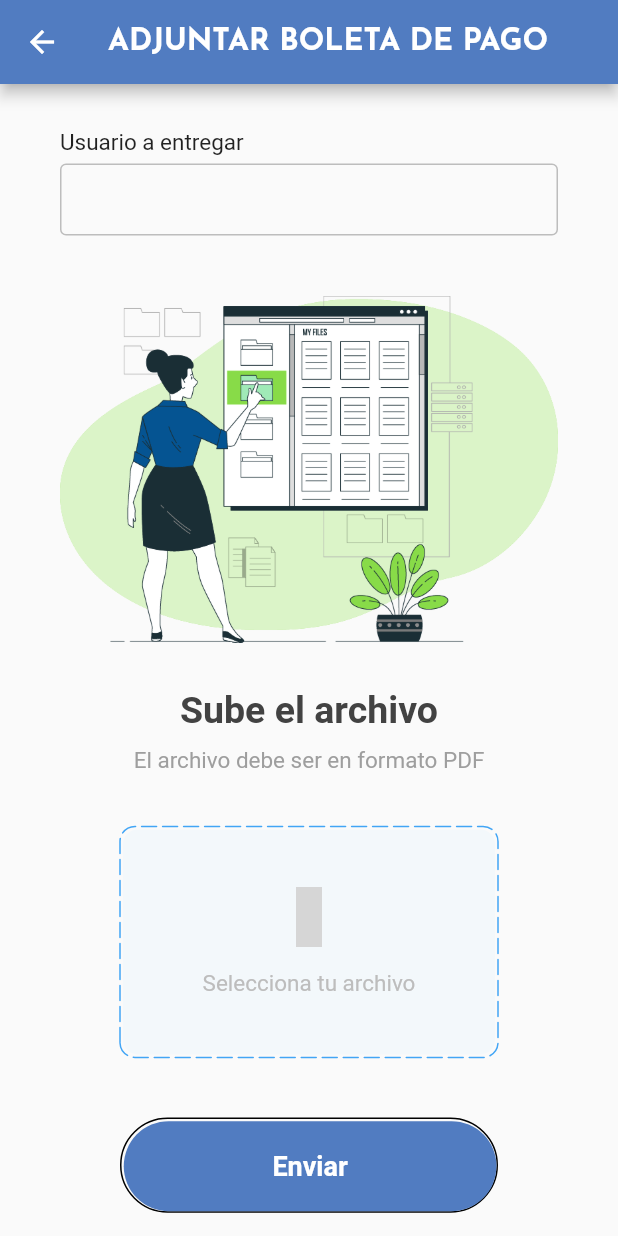
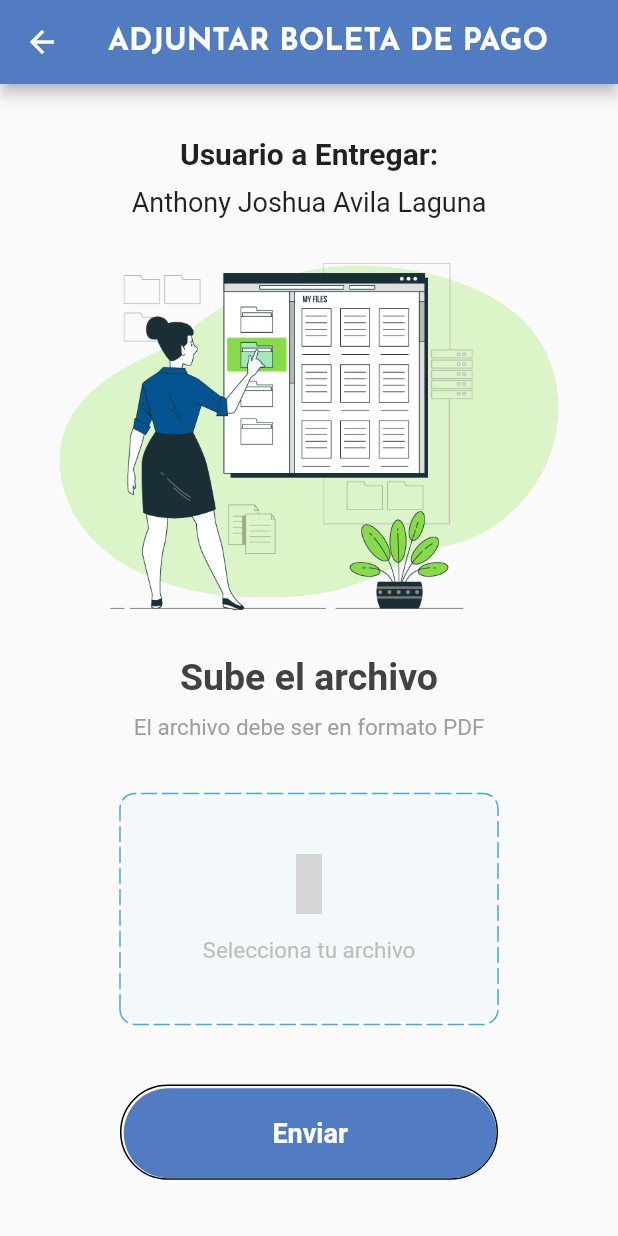
Before and after one commit to Avilanthony/NetgoRRHH, a Flutter app: the AdjuntarBoletaPage screen opened directly, on a phone screen of 412 x 824 dp. Run offline on Flutter 3.47's test engine with Material 2 defaults, Android fonts, the phone set to English and light mode, and no system bars; drawn by our look-alikes of dotted_border; our stand-ins replace google_fonts, google_nav_bar, iconsax, image_cropper, image_picker, line_awesome_flutter; missing offline and left inert: syncfusion_flutter_pdfviewer, ticket_widget; grey boxes are pictures that could not be loaded.

Commit message:
Cambios de routing

```diff
--- a/lib/screens/adjuntar_boleta.dart
+++ b/lib/screens/adjuntar_boleta.dart
@@ -85,7 +85,7 @@ class _AdjuntarBoletaPageState extends State<AdjuntarBoletaPage> with SingleTick
           child: Container(
             width: double.infinity,
             child: Padding(
-              padding: EdgeInsets.symmetric(horizontal: 40),
+              padding: const EdgeInsets.symmetric(horizontal: 40),
               child: Column(
                 mainAxisAlignment: MainAxisAlignment.spaceBetween,
                 children: <Widget>[
@@ -93,22 +93,30 @@ class _AdjuntarBoletaPageState extends State<AdjuntarBoletaPage> with SingleTick
 
                     children: <Widget>[
 
-                      SizedBox(height: 30,),
-                      makeInput(label: "Usuario a entregar"),
-                      SizedBox(height: 10,),
+                      const SizedBox(height: 35,),
+                      const Text(
+                        'Usuario a Entregar:',
+                        style: TextStyle(fontWeight: FontWeight.bold, fontSize: 20),
+                      ),
+                      const SizedBox(height: 10,),
+                      const Text(
+                        'Anthony Joshua Avila Laguna',
+                        style: TextStyle( fontSize: 18),
+                      ),
+                      const SizedBox(height: 30,),
                       Image.asset("assets/images/Personaje5.png"),
-                      SizedBox(height: 30,),
+                      const SizedBox(height: 30,),
                       Text('Sube el archivo', style: TextStyle(fontSize: 25, color: Colors.grey.shade800, fontWeight: FontWeight.bold),),
-                      SizedBox(height: 10,),
+                      const SizedBox(height: 10,),
                       Text('El archivo debe ser en formato PDF', style: TextStyle(fontSize: 15, color: Colors.grey.shade500),),
-                      SizedBox(height: 15,),
+                      const SizedBox(height: 15,),
                       /* GestureDetector( */
                       //onTap: selectFile,
                       Padding(
-                        padding: EdgeInsets.symmetric(horizontal: 40.0, vertical: 20.0),
+                        padding:  const EdgeInsets.symmetric(horizontal: 40.0, vertical: 20.0),
                         child: DottedBorder(
                           borderType: BorderType.RRect,
-                          radius: Radius.circular(10),
+                          radius: const Radius.circular(10),
                           dashPattern: [10, 4],
                           strokeCap: StrokeCap.round,
                           color: Colors.blue.shade400,
@@ -122,22 +130,22 @@ class _AdjuntarBoletaPageState extends State<AdjuntarBoletaPage> with SingleTick
                             child: Column(
                               mainAxisAlignment: MainAxisAlignment.center,
                               children: [
-                                Icon(Iconsax.folder_open, color: Colors.blue, size: 40,),
-                                SizedBox(height: 15,),
+                                const Icon(Iconsax.folder_open, color: Colors.blue, size: 40,),
+                                const SizedBox(height: 15,),
                                 Text('Selecciona tu archivo', style: TextStyle(fontSize: 15, color: Colors.grey.shade400),),
                               ],
                             ),
                           ),
                         )
                       ),
-                      SizedBox(height: 20,),
+                      const SizedBox(height: 20,),
                       Padding(
-                        padding: EdgeInsets.symmetric(horizontal: 40),
+                        padding: const EdgeInsets.symmetric(horizontal: 40),
                         child: Container(
-                          padding: EdgeInsets.only(top: 1.5, left: 1.5),
+                          padding: const EdgeInsets.only(top: 1.5, left: 1.5),
                           decoration: BoxDecoration(
                             borderRadius: BorderRadius.circular(50),
-                            border: Border(
+                            border: const Border(
                               bottom: BorderSide(color: Colors.black),
                               top: BorderSide(color: Colors.black),
                               left: BorderSide(color: Colors.black),
@@ -158,7 +166,7 @@ class _AdjuntarBoletaPageState extends State<AdjuntarBoletaPage> with SingleTick
                             elevation: 0,
                             shape: RoundedRectangleBorder(
                               borderRadius: BorderRadius.circular(50)),
-                            child: Text(
+                            child: const Text(
                               "Enviar",
                               style: TextStyle(
                                 color: Colors.white,
@@ -192,75 +200,4 @@ class _AdjuntarBoletaPageState extends State<AdjuntarBoletaPage> with SingleTick
 
   }
 
-    //CLASES
-
-  Widget makeInput({label, obsecureText = false}){
-
-    return Column(
-
-      crossAxisAlignment: CrossAxisAlignment.start,
-
-      children: <Widget>[
-
-        Text(
-
-          label,
-          style: TextStyle(
-          fontSize: 15,
-          fontWeight: FontWeight.w400,
-          color: Colors.black87
-
-        ),),
-
-        SizedBox(
-
-          height: 5,
-
-        ),
-
-        TextField(
-
-          obscureText: obsecureText,
-
-          decoration: InputDecoration(
-
-            contentPadding: EdgeInsets.symmetric(vertical: 0, horizontal: 10),
-
-            enabledBorder: OutlineInputBorder(
-
-              borderSide: BorderSide(
-
-                color: Colors.grey[400]!
-
-              ),
-
-            ),
-
-            border: OutlineInputBorder(
-
-              borderSide: BorderSide(
-
-                color: Colors.grey[400]!
-
-              ),
-            )
-
-          ),
-
-        ),
-
-        //AQUÍ
-
-        SizedBox(
-
-          height: 30,
-
-        ),
-
-      ],
-
-    );
-
-  }
-
 }
--- a/lib/screens/ajustes.dart
+++ b/lib/screens/ajustes.dart
@@ -1,8 +1,8 @@
 import 'package:flutter/cupertino.dart';
 import 'package:flutter/material.dart';
 import 'package:google_fonts/google_fonts.dart';
-import 'package:recursos_humanos_netgo/screens/adjuntar_boleta.dart';
 import 'package:recursos_humanos_netgo/screens/departamentos.dart';
+import 'package:recursos_humanos_netgo/screens/gestionar_boleta.dart';
 import 'package:recursos_humanos_netgo/screens/screens_1/gestion_usuarios.dart';
 import 'package:recursos_humanos_netgo/screens/screens_1/notificacion_personal.dart';
 
@@ -85,7 +85,7 @@ itemSettings(
         case 'Adjuntar Boleta':
           Navigator.push(
             context,
-            MaterialPageRoute(builder: (context) => AdjuntarBoletaPage()),
+            MaterialPageRoute(builder: (context) => const GestionarBoletaPage()),
           );
             break;
         case 'Departamentos':
--- a/lib/screens/gestionar_boleta.dart
+++ b/lib/screens/gestionar_boleta.dart
@@ -1,6 +1,7 @@
 import 'package:flutter/material.dart';
 import 'package:flutter/services.dart';
 import 'package:flutter/cupertino.dart';
+import 'package:recursos_humanos_netgo/screens/adjuntar_boleta.dart';
 
 class GestionarBoletaPage extends StatefulWidget {
   const GestionarBoletaPage({super.key});
@@ -120,9 +121,9 @@ class _GestionarBoletaPageState extends State<GestionarBoletaPage> {
 
                               children: <Widget>[
 
-                                itemUsuarios('Anthony Avila', 'Contabilidad',),
-                                itemUsuarios('Adoniss Ponce', 'Contabilidad',),
-                                itemUsuarios('Henry Cabrera', 'Contabilidad',),
+                                itemUsuarios('Anthony Avila', 'Contabilidad', context),
+                                itemUsuarios('Adoniss Ponce', 'Contabilidad', context),
+                                itemUsuarios('Henry Cabrera', 'Contabilidad', context),
 
                               ]
 
@@ -148,7 +149,7 @@ class _GestionarBoletaPageState extends State<GestionarBoletaPage> {
   }
 }
 
-itemUsuarios(String nombreComp, String depart) {
+itemUsuarios(String nombreComp, String depart, context) {
   return Column(
     children: <Widget>[
       Container(
@@ -184,7 +185,9 @@ itemUsuarios(String nombreComp, String depart) {
                           //minWidth: double.infinity,
                           //height: 0,
                           onPressed: () {
-                            //_registroHabilitado ? _registrarse() : null;
+                             Navigator.push(
+                              context, MaterialPageRoute(builder: (context) => AdjuntarBoletaPage()));
+
                           },
                           style: ElevatedButton.styleFrom(
                             backgroundColor: const Color.fromARGB(255, 81, 124, 193), // Cambia el color del botón a rojo
--- a/lib/screens/vacaciones.dart
+++ b/lib/screens/vacaciones.dart
@@ -119,7 +119,7 @@ class _VacationRequestScreenState extends State<VacationRequestScreen> {
                           textAlign: TextAlign.center,
                           style: TextStyle(
                             fontWeight: FontWeight.bold,
-                            color: const Color.fromARGB(255, 81, 124, 193),
+                            color:  Color.fromARGB(255, 81, 124, 193),
                             fontSize: 50,
                           ),
                         ),
@@ -131,7 +131,7 @@ class _VacationRequestScreenState extends State<VacationRequestScreen> {
                         ),
                       ),
                       Padding(
-                        padding: EdgeInsets.symmetric(horizontal: 40),
+                        padding: const EdgeInsets.symmetric(horizontal: 40),
                         child: Text(
                           "Si tienes alguna consulta, puedes abocarte con nosotros por medio de mensaje privado.",
                           textAlign: TextAlign.center,
@@ -152,7 +152,7 @@ class _VacationRequestScreenState extends State<VacationRequestScreen> {
                 ),
                 Container(
                   height: MediaQuery.of(context).size.height / 3,
-                  decoration: BoxDecoration(
+                  decoration: const BoxDecoration(
                       image: DecorationImage(
                           image: AssetImage("assets/images/Personaje4.png"),
                           fit: BoxFit.cover)),
```
